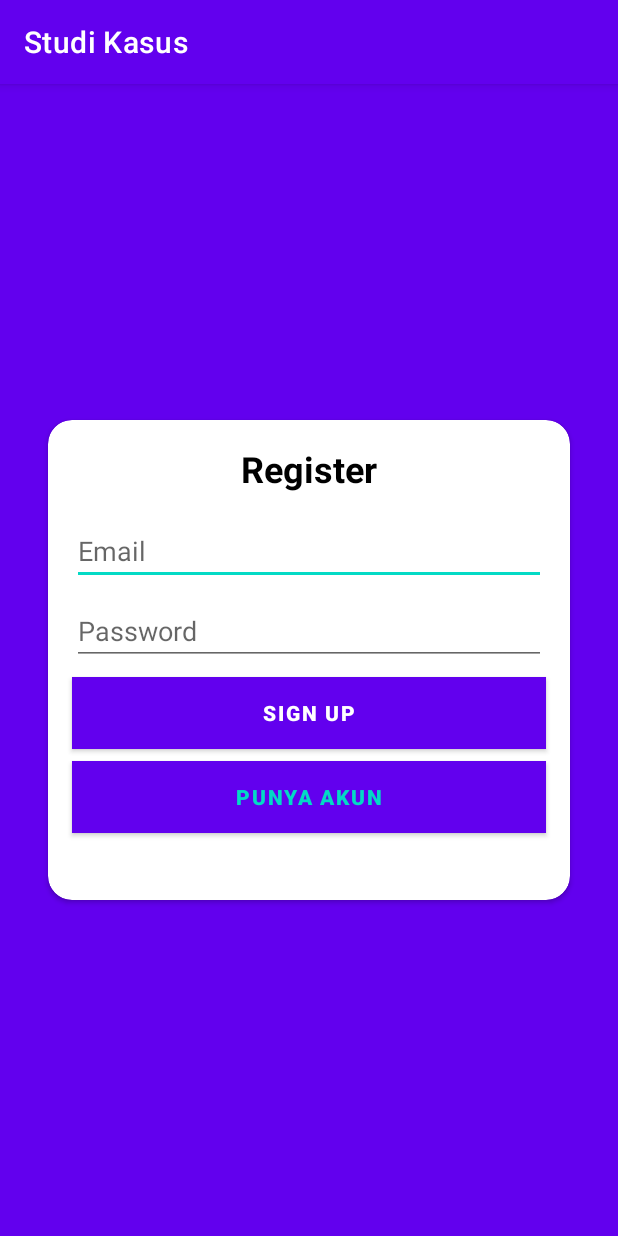
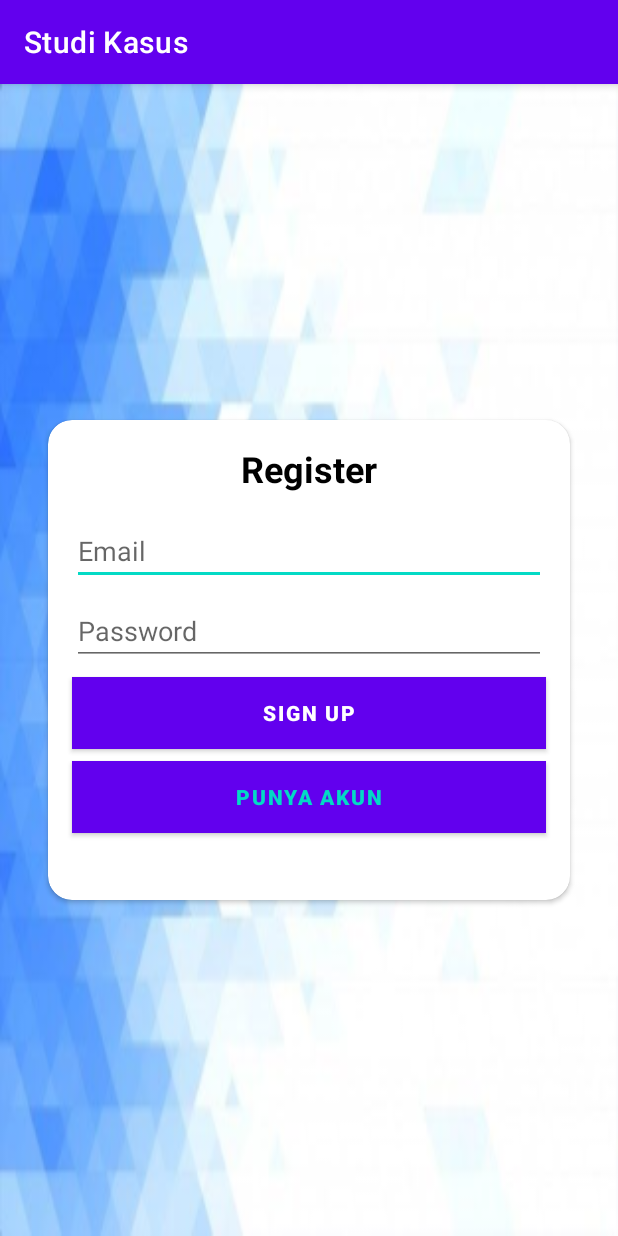
Before and after one commit to bagussamito/Project_Geden, an Android app: the screen it shows after launch (RegisterActivity), on a phone screen of 412 x 824 dp. Run offline under Robolectric (Android 15) with nearby library versions, the phone set to English and light mode, and no system bars; our stand-ins replace Firebase (no records; nobody signed in at launch, a user with empty details on screens opened directly).

Commit message:
tambah bg (nulis commit sg bener cug)

```diff
--- a/app/src/main/res/layout/activity_login.xml
+++ b/app/src/main/res/layout/activity_login.xml
@@ -5,7 +5,7 @@
     android:layout_width="match_parent"
     android:layout_height="match_parent"
     tools:context=".LoginActivity"
-    android:background="@color/purple_500">
+    android:background="@drawable/bgreg">
 
     <androidx.cardview.widget.CardView
         android:id="@+id/cardView"
--- a/app/src/main/res/layout/activity_register.xml
+++ b/app/src/main/res/layout/activity_register.xml
@@ -5,7 +5,7 @@
     android:layout_width="match_parent"
     android:layout_height="match_parent"
     tools:context=".LoginActivity"
-    android:background="@color/purple_500">
+    android:background="@drawable/bgreg">
 
     <androidx.cardview.widget.CardView
         android:id="@+id/cardView"
```
Also changed, not shown: app/src/main/res/drawable-xxhdpi/bgreg.jpg (added).
